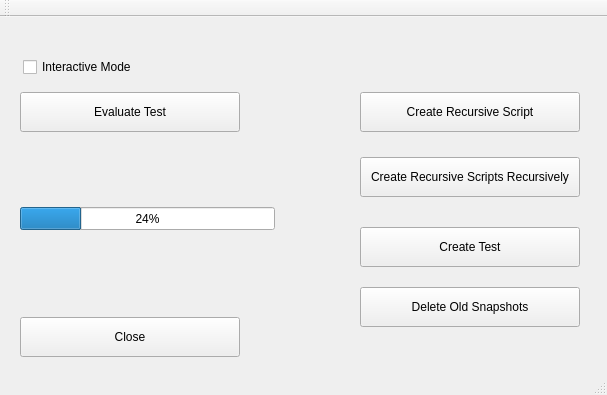
Above: tools/auto-tester/src/ui/AutoTester.ui from vircadia/vircadia-native-core before the change. Below: the same form after it.
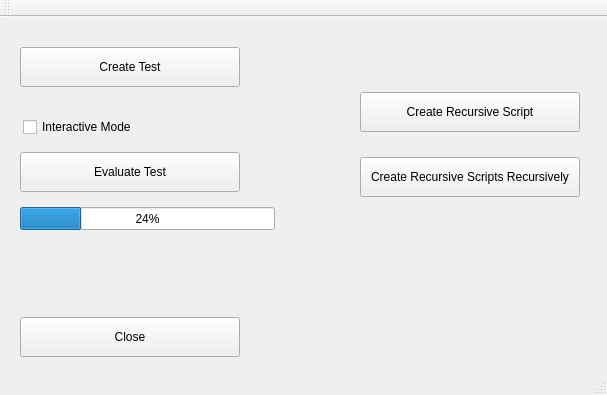
That is the form after the change.

The edit to the form file:
```diff
--- a/tools/auto-tester/src/ui/AutoTester.ui
+++ b/tools/auto-tester/src/ui/AutoTester.ui
@@ -30,8 +30,8 @@
    <widget class="QPushButton" name="createTestButton">
     <property name="geometry">
      <rect>
-      <x>360</x>
-      <y>210</y>
+      <x>20</x>
+      <y>30</y>
       <width>220</width>
       <height>40</height>
      </rect>
@@ -44,7 +44,7 @@
     <property name="geometry">
      <rect>
       <x>20</x>
-      <y>75</y>
+      <y>135</y>
       <width>220</width>
       <height>40</height>
      </rect>
@@ -70,7 +70,7 @@
     <property name="geometry">
      <rect>
       <x>23</x>
-      <y>40</y>
+      <y>100</y>
       <width>131</width>
       <height>20</height>
      </rect>
@@ -95,19 +95,6 @@
      <number>24</number>
     </property>
    </widget>
-   <widget class="QPushButton" name="deleteOldSnapshotsButton">
-    <property name="geometry">
-     <rect>
-      <x>360</x>
-      <y>270</y>
-      <width>220</width>
-      <height>40</height>
-     </rect>
-    </property>
-    <property name="text">
-     <string>Delete Old Snapshots</string>
-    </property>
-   </widget>
    <widget class="QPushButton" name="createRecursiveScriptsRecursivelyButton">
     <property name="geometry">
      <rect>
```
